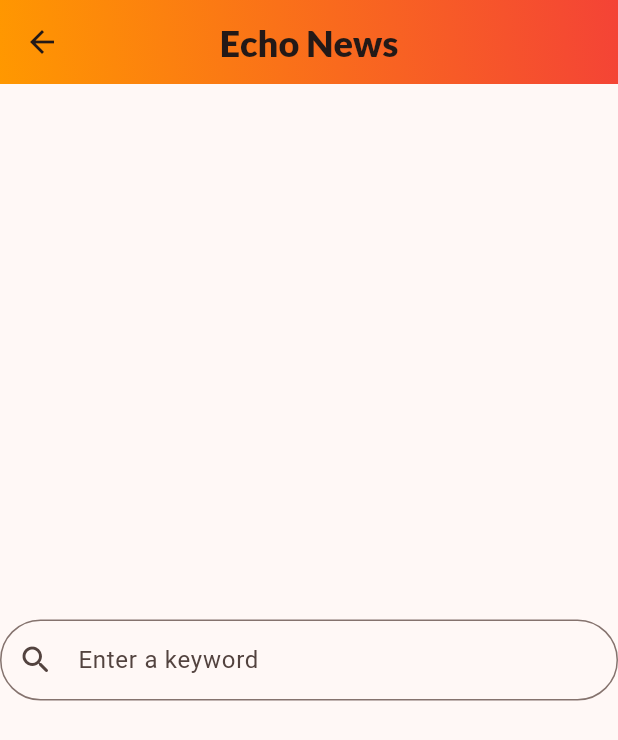
After one commit to 0xbarss/echo-news, a Flutter app: the screen it shows after launch, item 2 of the bottom bar chosen, on a phone screen of 412 x 824 dp. The commit adds this screen. Shown: the top 740 px of the screen. Run offline on Flutter 3.47's test engine with Material 3 defaults, Android fonts, the phone set to English and light mode, and no system bars; our stand-ins replace google_fonts, share_plus; missing offline and left inert: news_api_flutter_package.

Commit message:
Search page created

```diff
--- /dev/null
+++ b/lib/search.dart
@@ -0,0 +1,53 @@
+import 'package:flutter/material.dart';
+import 'package:google_fonts/google_fonts.dart';
+import 'package:news_api_flutter_package/model/article.dart';
+import 'package:news_api_flutter_package/news_api_flutter_package.dart';
+import 'news_page.dart';
+
+class SearchPage extends StatelessWidget {
+  final NewsAPI newsAPI;
+  final Function(List<Article>) onSearch;
+
+  const SearchPage({super.key, required this.newsAPI, required this.onSearch});
+
+  Future<void> _navigateToHomePage(BuildContext context, String query) async {
+    List<Article> newsData = await getNewsWithSearch(newsAPI, query);
+
+    onSearch(newsData);
+
+    if (context.mounted) {
+      Navigator.pop(context);
+    }
+  }
+
+  @override
+  Widget build(BuildContext context) {
+    return Scaffold(
+      appBar: AppBar(
+        title: Text('Echo News',
+            style: GoogleFonts.lato(fontSize: 24, fontWeight: FontWeight.w800)),
+        flexibleSpace: const FlexibleSpaceBar(
+          background: DecoratedBox(
+              decoration: BoxDecoration(
+                  gradient: LinearGradient(
+                      colors: [Colors.red, Colors.orange],
+                      begin: Alignment.topRight,
+                      end: Alignment.bottomLeft))),
+        ),
+        centerTitle: true,
+      ),
+      body: Center(
+        child: TextField(
+          keyboardType: TextInputType.text,
+          decoration: const InputDecoration(
+            prefixIcon: Icon(Icons.search_rounded),
+              label: Text("Enter a keyword"),
+              contentPadding: EdgeInsets.symmetric(vertical: 15, horizontal: 15),
+              border: OutlineInputBorder(
+                  borderRadius: BorderRadius.all(Radius.circular(30)))),
+          onSubmitted: (value) => _navigateToHomePage(context, value),
+        ),
+      ),
+    );
+  }
+}
```
Also changed, not shown: lib/main.dart (+25 -7 lines), lib/news_page.dart (+24 -8 lines).
